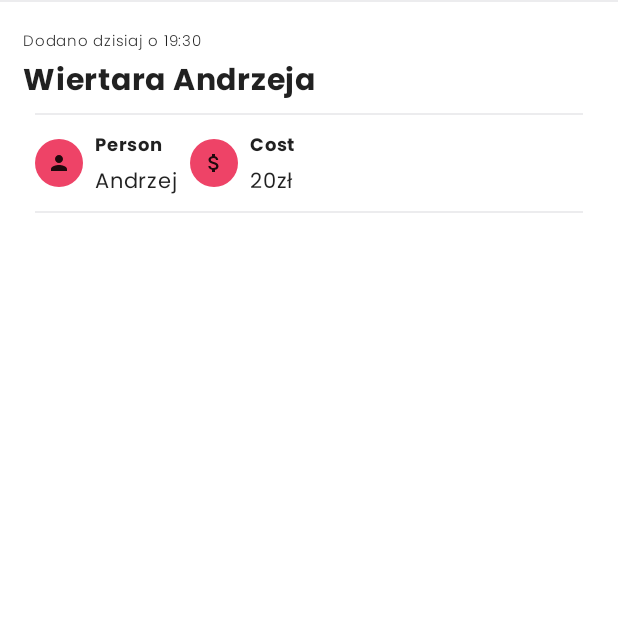
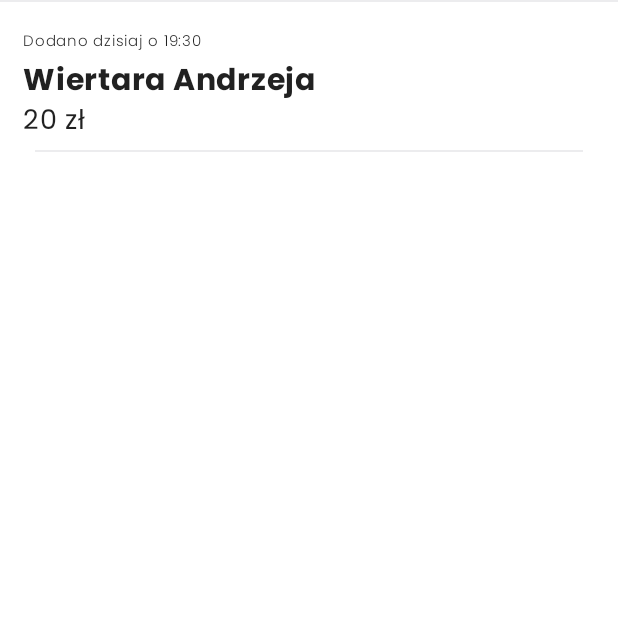
Before and after one commit to Young-Kotlin-Developers/Borrow_A_Thing, an Android app built with Jetpack Compose: the composable Infoproduct shown on its own in the app's theme, on a phone screen of 412 x 824 dp, the top half of it. Run offline under Robolectric (Android 15) with nearby library versions, the phone set to English and light mode, and no system bars; our stand-ins replace accompanist.

Commit message:
+ DetailScreen.kt fix

```diff
--- a/app/src/main/java/com/tutorial/rentathingg/DetailScreen.kt
+++ b/app/src/main/java/com/tutorial/rentathingg/DetailScreen.kt
@@ -84,15 +84,6 @@ fun Photoadapter(navController: NavController) {
                 navController.popBackStack()
             }
 
-            TopButton(
-                imageVector = Icons.Default.BookmarkBorder,
-                modifier = Modifier
-                    .align(Alignment.TopEnd)
-                    .padding(16.dp)
-            ) {
-
-            }
-
         }
 
 
@@ -122,26 +113,11 @@ fun Infoproduct() {
             fontWeight = FontWeight.Bold,
             fontSize = 20.sp
         )
-        Divider(
-            color = Color(0xFFECECEE),
-            modifier = Modifier.padding(8.dp)
+        Text(
+            text = "20 zł",
+            fontWeight = FontWeight.Normal,
+            fontSize = 18.sp
         )
-        Row(
-            horizontalArrangement = Arrangement.SpaceBetween
-        ) {
-
-            TextDataItem(
-                imageVector = Icons.Default.Person,
-                title = "Person",
-                subtitle = "Andrzej"
-            )
-
-            TextDataItem(
-                imageVector = Icons.Default.AttachMoney,
-                title = "Cost",
-                subtitle = "20zł"
-            )
-        }
         Divider(
             color = Color(0xFFECECEE),
             modifier = Modifier.padding(8.dp)
@@ -203,42 +179,6 @@ fun TextContent(day: TextData) {
 
     }
 
-}
-
-
-@Composable
-fun TextDataItem(imageVector: ImageVector, title: String, subtitle: String) {
-
-    Row {
-
-        Icon(
-            modifier = Modifier
-                .padding(8.dp)
-                .clip(CircleShape)
-                .background(Color(0xffEE4367))
-                .size(32.dp)
-                .padding(8.dp),
-
-
-
-            imageVector = imageVector, contentDescription = ""
-        )
-
-        Column {
-
-            Text(
-                text = title,
-                fontSize = 12.sp,
-                fontWeight = FontWeight.Bold
-            )
-
-            Text(
-                text = subtitle,
-                fontSize = 14.sp,
-                fontWeight = FontWeight.Normal
-            )
-        }
-    }
 }
 
 @Composable
--- a/app/src/main/java/com/tutorial/rentathingg/MainActivity.kt
+++ b/app/src/main/java/com/tutorial/rentathingg/MainActivity.kt
@@ -52,6 +52,9 @@ class MainActivity : ComponentActivity() {
                             composable("Home") {
                                 SearchScreen(navController)
                             }
+                            composable("Detail") {
+                                DetailScreen(navController)
+                            }
                         }
                     }
                 }
--- a/app/src/main/java/com/tutorial/rentathingg/SplashScreen.kt
+++ b/app/src/main/java/com/tutorial/rentathingg/SplashScreen.kt
@@ -38,7 +38,7 @@ fun SplashScreen(navController: NavController) {
         delay(3000L)
         //nav wie gdzie ma Register
 //        navController.navigate("SigIn")
-        navController.navigate("Home")
+        navController.navigate("Detail")
     }
 
     // Image
```
